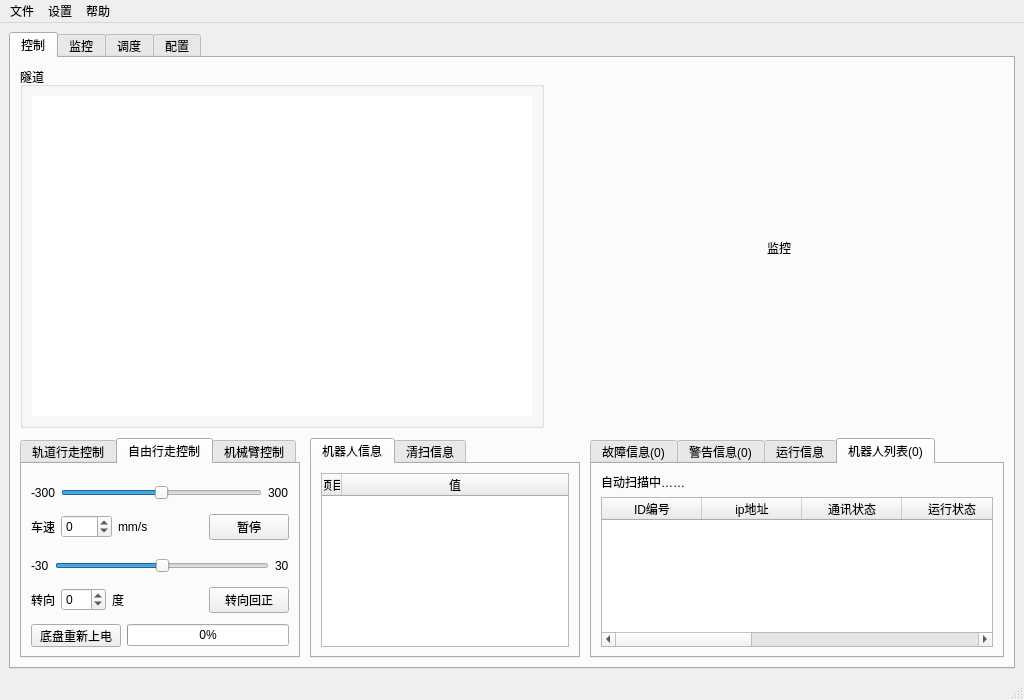
The window that python_test/python_test/ui_main.ui (myzonexu/git_test) describes before a commit, drawn with Qt 5.
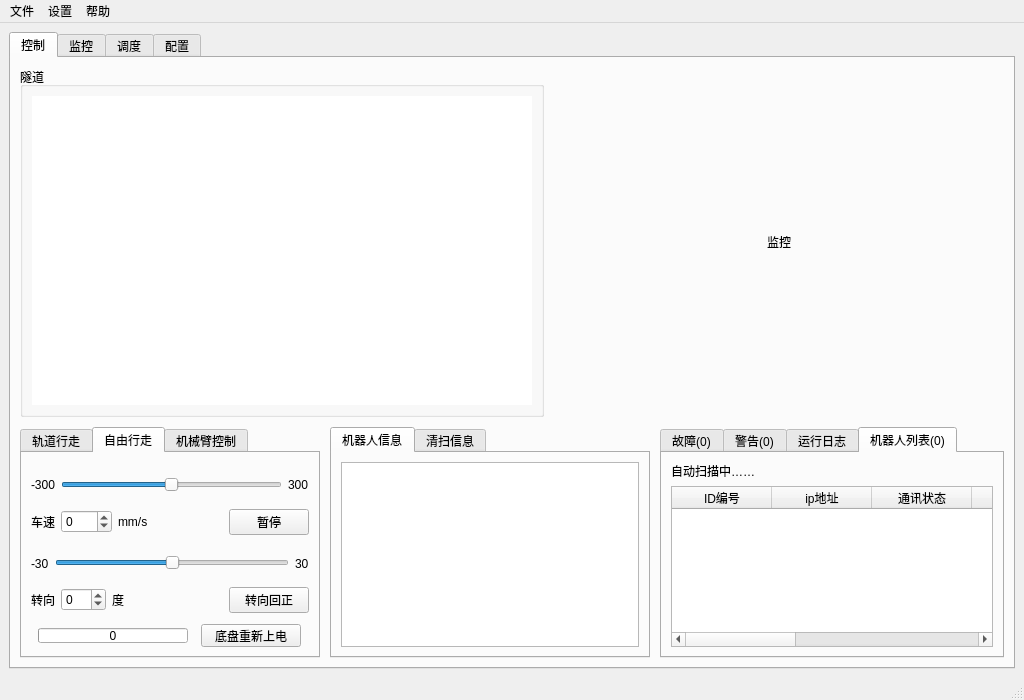
The same window after the commit. The open tabs and pages were chosen to show the change.

```diff
--- a/python_test/python_test/ui_main.ui
+++ b/python_test/python_test/ui_main.ui
@@ -198,7 +198,7 @@
              <bool>true</bool>
             </property>
             <property name="sizePolicy">
-             <sizepolicy hsizetype="Fixed" vsizetype="Fixed">
+             <sizepolicy hsizetype="Expanding" vsizetype="Expanding">
               <horstretch>0</horstretch>
               <verstretch>0</verstretch>
              </sizepolicy>
@@ -211,8 +211,8 @@
             </property>
             <property name="maximumSize">
              <size>
-              <width>280</width>
-              <height>220</height>
+              <width>300</width>
+              <height>280</height>
              </size>
             </property>
             <property name="currentIndex">
@@ -220,7 +220,7 @@
             </property>
             <widget class="QWidget" name="tab_auto_clean">
              <attribute name="title">
-              <string>轨道行走控制</string>
+              <string>轨道行走</string>
              </attribute>
              <layout class="QVBoxLayout" name="verticalLayout_21">
               <item>
@@ -473,7 +473,7 @@
             </widget>
             <widget class="QWidget" name="tab_chassis_ctrl">
              <attribute name="title">
-              <string>自由行走控制</string>
+              <string>自由行走</string>
              </attribute>
              <layout class="QVBoxLayout" name="verticalLayout_16">
               <item>
@@ -731,6 +731,34 @@
               </item>
               <item>
                <layout class="QHBoxLayout" name="horizontalLayout_18">
+                <item>
+                 <widget class="QProgressBar" name="progressBar">
+                  <property name="sizePolicy">
+                   <sizepolicy hsizetype="Fixed" vsizetype="Fixed">
+                    <horstretch>0</horstretch>
+                    <verstretch>0</verstretch>
+                   </sizepolicy>
+                  </property>
+                  <property name="minimumSize">
+                   <size>
+                    <width>150</width>
+                    <height>15</height>
+                   </size>
+                  </property>
+                  <property name="maximumSize">
+                   <size>
+                    <width>150</width>
+                    <height>15</height>
+                   </size>
+                  </property>
+                  <property name="value">
+                   <number>0</number>
+                  </property>
+                  <property name="format">
+                   <string>%p</string>
+                  </property>
+                 </widget>
+                </item>
                 <item>
                  <widget class="QPushButton" name="pushButton_chassis_power_restart">
                   <property name="sizePolicy">
@@ -756,16 +784,6 @@
                   </property>
                  </widget>
                 </item>
-                <item>
-                 <widget class="QProgressBar" name="progressBar">
-                  <property name="value">
-                   <number>0</number>
-                  </property>
-                  <property name="format">
-                   <string>%p%</string>
-                  </property>
-                 </widget>
-                </item>
                </layout>
               </item>
              </layout>
@@ -1000,16 +1018,22 @@
           </item>
           <item>
            <widget class="QTabWidget" name="tabWidget_robot_info">
+            <property name="sizePolicy">
+             <sizepolicy hsizetype="Expanding" vsizetype="Expanding">
+              <horstretch>0</horstretch>
+              <verstretch>0</verstretch>
+             </sizepolicy>
+            </property>
             <property name="minimumSize">
              <size>
-              <width>200</width>
+              <width>280</width>
               <height>0</height>
              </size>
             </property>
             <property name="maximumSize">
              <size>
-              <width>270</width>
-              <height>220</height>
+              <width>320</width>
+              <height>280</height>
              </size>
             </property>
             <property name="currentIndex">
@@ -1025,6 +1049,9 @@
                 <property name="lineWidth">
                  <number>1</number>
                 </property>
+                <attribute name="horizontalHeaderVisible">
+                 <bool>false</bool>
+                </attribute>
                 <attribute name="horizontalHeaderCascadingSectionResizes">
                  <bool>true</bool>
                 </attribute>
@@ -1118,7 +1145,7 @@
             <property name="maximumSize">
              <size>
               <width>16777215</width>
-              <height>220</height>
+              <height>280</height>
              </size>
             </property>
             <property name="currentIndex">
@@ -1126,7 +1153,7 @@
             </property>
             <widget class="QWidget" name="tab_robot_error">
              <attribute name="title">
-              <string>故障信息(0)</string>
+              <string>故障(0)</string>
              </attribute>
              <layout class="QVBoxLayout" name="verticalLayout_22">
               <item>
@@ -1222,7 +1249,7 @@
             </widget>
             <widget class="QWidget" name="tab_robot_warning">
              <attribute name="title">
-              <string>警告信息(0)</string>
+              <string>警告(0)</string>
              </attribute>
              <layout class="QVBoxLayout" name="verticalLayout_8">
               <item>
@@ -1259,7 +1286,7 @@
             </widget>
             <widget class="QWidget" name="tab_robot_log">
              <attribute name="title">
-              <string>运行信息</string>
+              <string>运行日志</string>
              </attribute>
              <layout class="QVBoxLayout" name="verticalLayout_18">
               <item>
```
Left out of the diff: 5 changed lines with no effect on the pictures.
